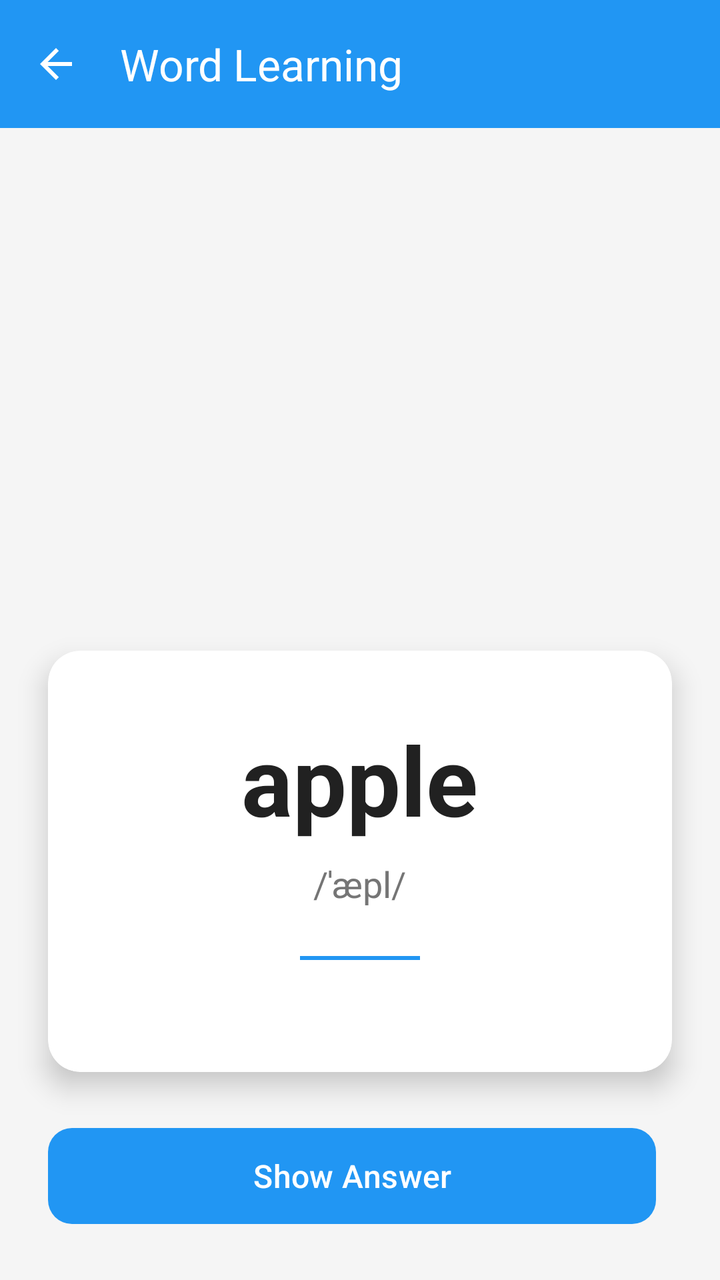
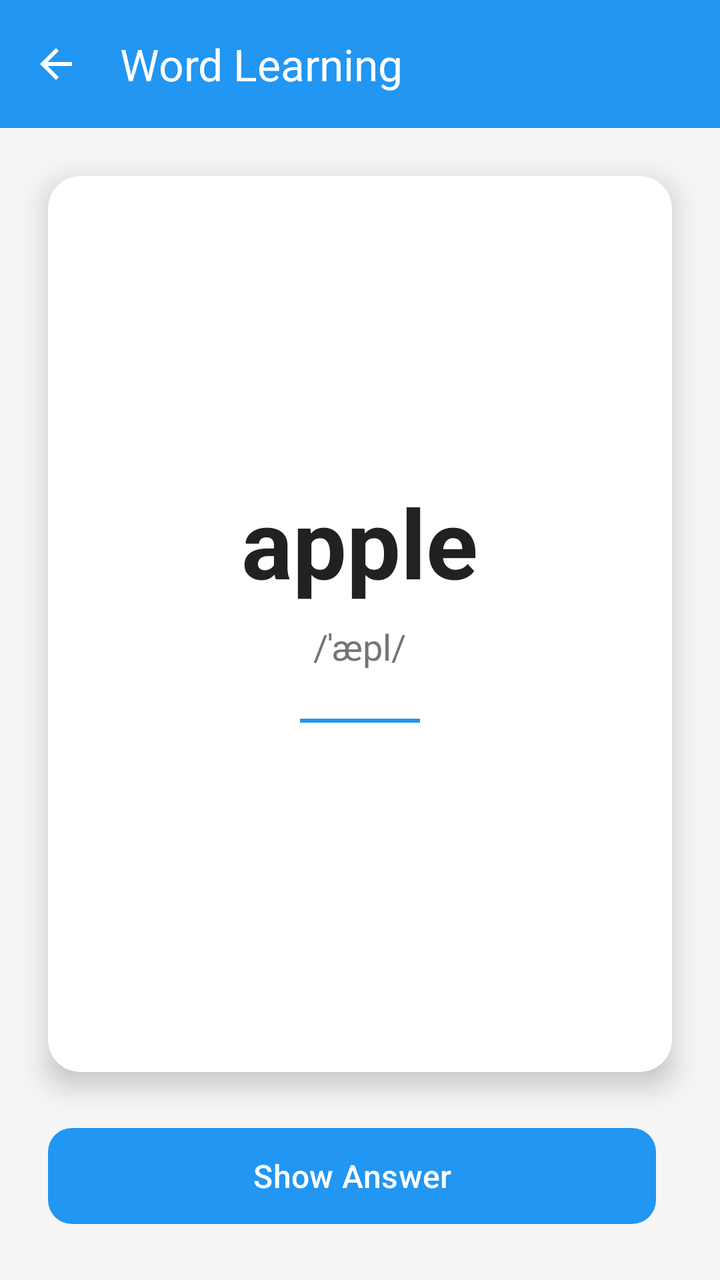

Screens rendered from an Android XML layout before and after an edit, with the pre-edit source and the edit as a unified diff.
<!-- AndroidManifest.xml: application theme Theme.EnTeacher -->
<!-- res/layout/activity_learning.xml -->
<?xml version="1.0" encoding="utf-8"?>
<androidx.constraintlayout.widget.ConstraintLayout xmlns:android="http://schemas.android.com/apk/res/android"
    xmlns:app="http://schemas.android.com/apk/res-auto"
    xmlns:tools="http://schemas.android.com/tools"
    android:layout_width="match_parent"
    android:layout_height="match_parent"
    android:background="@color/background_color"
    tools:context=".LearningActivity">

    
    
    <LinearLayout
        android:layout_width="match_parent"
        android:layout_height="wrap_content"
        android:orientation="vertical"
        android:background="@color/primary_color"
        android:fitsSystemWindows="true"
        app:layout_constraintTop_toTopOf="parent">

        <androidx.appcompat.widget.Toolbar
            android:id="@+id/toolbar"
            android:layout_width="match_parent"
            android:layout_height="?attr/actionBarSize"
            android:background="@color/primary_color"
            app:navigationIcon="@drawable/ic_back"
            app:title="@string/word_learning"
            app:titleTextColor="@android:color/white" />
    </LinearLayout>


    
    <androidx.cardview.widget.CardView
        android:id="@+id/wordCard"
        android:layout_width="match_parent"
        android:layout_height="0dp"
        android:layout_margin="24dp"
        app:cardCornerRadius="16dp"
        app:cardElevation="8dp"
        app:layout_constraintBottom_toTopOf="@id/buttonLayout"
        app:layout_constraintTop_toBottomOf="@id/toolbar">

        <LinearLayout
            android:layout_width="match_parent"
            android:layout_height="match_parent"
            android:gravity="center"
            android:orientation="vertical"
            android:padding="32dp">

            <TextView
                android:id="@+id/tvEnglishWord"
                android:layout_width="wrap_content"
                android:layout_height="wrap_content"
                android:text="apple"
                android:textColor="@color/text_primary"
                android:textSize="48sp"
                android:textStyle="bold" />

            <TextView
                android:id="@+id/tvPronunciation"
                android:layout_width="wrap_content"
                android:layout_height="wrap_content"
                android:layout_marginTop="8dp"
                android:text="/ˈæpl/"
                android:textColor="@color/text_secondary"
                android:textSize="18sp" />

            <View
                android:layout_width="60dp"
                android:layout_height="2dp"
                android:layout_marginTop="24dp"
                android:layout_marginBottom="24dp"
                android:background="@color/primary_color" />

            <TextView
                android:id="@+id/tvChineseTranslation"
                android:layout_width="wrap_content"
                android:layout_height="wrap_content"
                android:text=""
                android:textColor="@color/primary_color"
                android:textSize="32sp"
                android:textStyle="bold"
                android:visibility="gone" />

            <TextView
                android:id="@+id/tvExample"
                android:layout_width="wrap_content"
                android:layout_height="wrap_content"
                android:layout_marginTop="16dp"
                android:gravity="center"
                android:text="I eat an apple every day."
                android:textColor="@color/text_secondary"
                android:textSize="16sp"
                android:textStyle="italic"
                android:visibility="gone" />

            <TextView
                android:id="@+id/tvExampleTranslation"
                android:layout_width="wrap_content"
                android:layout_height="wrap_content"
                android:layout_marginTop="8dp"
                android:gravity="center"
                android:text=""
                android:textColor="@color/text_secondary"
                android:textSize="14sp"
                android:visibility="gone" />

        </LinearLayout>

    </androidx.cardview.widget.CardView>

    
    <LinearLayout
        android:id="@+id/buttonLayout"
        android:layout_width="match_parent"
        android:layout_height="wrap_content"
        android:layout_margin="24dp"
        android:orientation="horizontal"
        app:layout_constraintBottom_toBottomOf="parent">

        <com.google.android.material.button.MaterialButton
            android:id="@+id/btnShowAnswer"
            android:layout_width="0dp"
            android:layout_height="56dp"
            android:layout_marginEnd="8dp"
            android:layout_weight="1"
            android:text="@string/show_answer"
            android:textSize="16sp"
            app:cornerRadius="12dp" />

        <com.google.android.material.button.MaterialButton
            android:id="@+id/btnKnow"
            android:layout_width="0dp"
            android:layout_height="56dp"
            android:layout_marginStart="4dp"
            android:layout_marginEnd="4dp"
            android:layout_weight="1"
            android:text="@string/know_word"
            android:textSize="16sp"
            android:visibility="gone"
            app:backgroundTint="@color/success_color"
            app:cornerRadius="12dp" />

        <com.google.android.material.button.MaterialButton
            android:id="@+id/btnDontKnow"
            android:layout_width="0dp"
            android:layout_height="56dp"
            android:layout_marginStart="8dp"
            android:layout_weight="1"
            android:text="@string/dont_know_word"
            android:textSize="16sp"
            android:visibility="gone"
            app:backgroundTint="@color/error_color"
            app:cornerRadius="12dp" />

    </LinearLayout>

</androidx.constraintlayout.widget.ConstraintLayout>
<!-- resources referenced by this layout -->
<resources>
  <color name="background_color">#F5F5F5</color>
  <color name="error_color">#F44336</color>
  <color name="primary_color">#2196F3</color>
  <color name="success_color">#4CAF50</color>
  <color name="text_primary">#212121</color>
  <color name="text_secondary">#757575</color>
  <!-- drawable ic_back (drawable) -->
  <vector xmlns:android="http://schemas.android.com/apk/res/android"
      android:width="24dp"
      android:height="24dp"
      android:viewportWidth="24"
      android:viewportHeight="24"
      android:tint="?attr/colorOnPrimary">
    <path
        android:fillColor="@android:color/white"
        android:pathData="M20,11H7.83l5.59,-5.59L12,4l-8,8 8,8 1.41,-1.41L7.83,13H20v-2z"/>
  </vector>
  <string name="dont_know_word">Don\'t Know</string>
  <string name="know_word">Know</string>
  <string name="show_answer">Show Answer</string>
  <string name="word_learning">Word Learning</string>
  <style name="Theme.EnTeacher" parent="Base.Theme.EnTeacher" />
  <style name="Base.Theme.EnTeacher" parent="Theme.Material3.DayNight.NoActionBar">
          
          <item name="colorPrimary">@color/primary_color</item>
          <item name="android:statusBarColor">@android:color/transparent</item>
          <item name="android:windowLightStatusBar">false</item>
      </style>
</resources>

<!-- the commit's change to res/layout/activity_learning.xml (unified diff, before → after) -->
@@ -10,6 +10,7 @@
     
     
     <LinearLayout
+        android:id="@+id/toolbarContainer"
         android:layout_width="match_parent"
         android:layout_height="wrap_content"
         android:orientation="vertical"
@@ -37,7 +38,7 @@
         app:cardCornerRadius="16dp"
         app:cardElevation="8dp"
         app:layout_constraintBottom_toTopOf="@id/buttonLayout"
-        app:layout_constraintTop_toBottomOf="@id/toolbar">
+        app:layout_constraintTop_toBottomOf="@id/toolbarContainer">
 
         <LinearLayout
             android:layout_width="match_parent"
